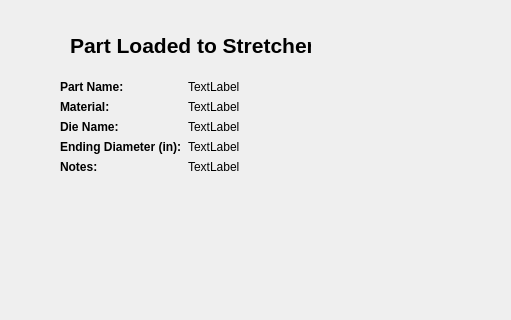
nlinthacum/SeniorDesignGUI, file HomePage.ui: the form before one commit; both pictures show x 0 to 511 and y 0 to 320 of the 810 by 614 pixel window.
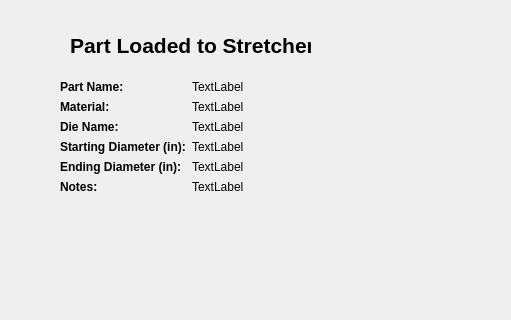
The form after the commit.

Commit message: added functionality to have starting diameter be a field

```diff
--- a/HomePage.ui
+++ b/HomePage.ui
@@ -122,7 +122,7 @@
        </property>
       </widget>
      </item>
-     <item row="3" column="0">
+     <item row="4" column="0">
       <widget class="QLabel" name="label_5">
        <property name="font">
         <font>
@@ -135,7 +135,7 @@
        </property>
       </widget>
      </item>
-     <item row="4" column="0">
+     <item row="5" column="0">
       <widget class="QLabel" name="label_6">
        <property name="font">
         <font>
@@ -169,20 +169,40 @@
        </property>
       </widget>
      </item>
-     <item row="3" column="1">
-      <widget class="QLabel" name="diameter_label">
-       <property name="text">
-        <string>TextLabel</string>
-       </property>
-      </widget>
-     </item>
      <item row="4" column="1">
+      <widget class="QLabel" name="ending_diameter_label">
+       <property name="text">
+        <string>TextLabel</string>
+       </property>
+      </widget>
+     </item>
+     <item row="5" column="1">
       <widget class="QLabel" name="notes_label">
        <property name="text">
         <string>TextLabel</string>
        </property>
       </widget>
      </item>
+     <item row="3" column="0">
+      <widget class="QLabel" name="label_7">
+       <property name="font">
+        <font>
+         <weight>75</weight>
+         <bold>true</bold>
+        </font>
+       </property>
+       <property name="text">
+        <string>Starting Diameter (in):</string>
+       </property>
+      </widget>
+     </item>
+     <item row="3" column="1">
+      <widget class="QLabel" name="starting_diameter_label">
+       <property name="text">
+        <string>TextLabel</string>
+       </property>
+      </widget>
+     </item>
     </layout>
    </widget>
   </widget>
```
The commit also changes 4 other files.
